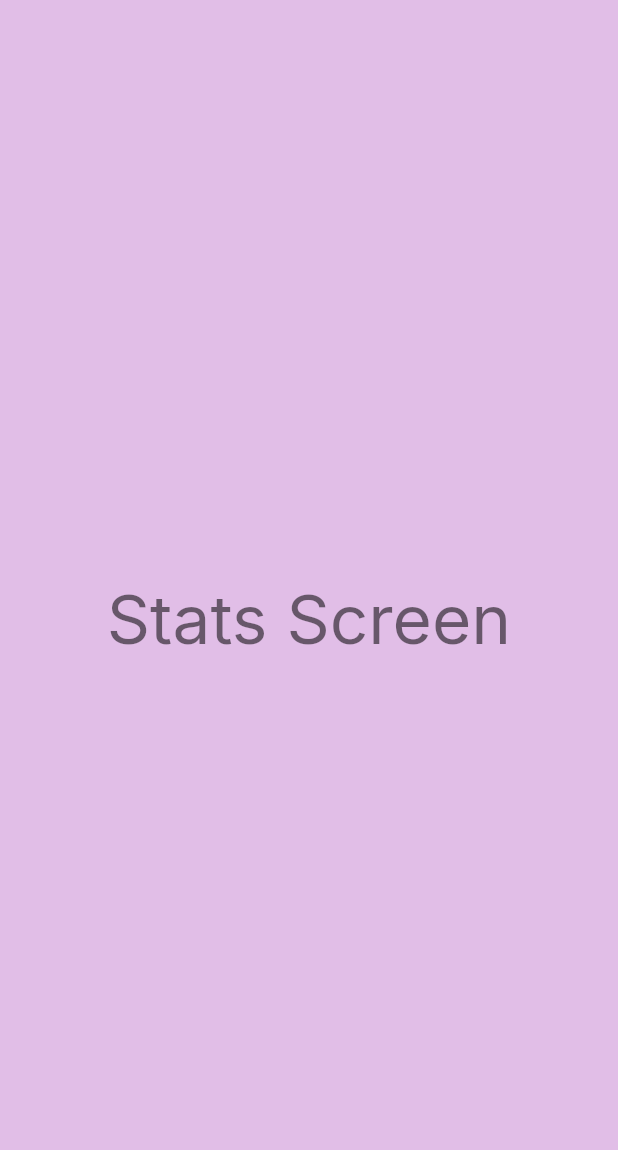
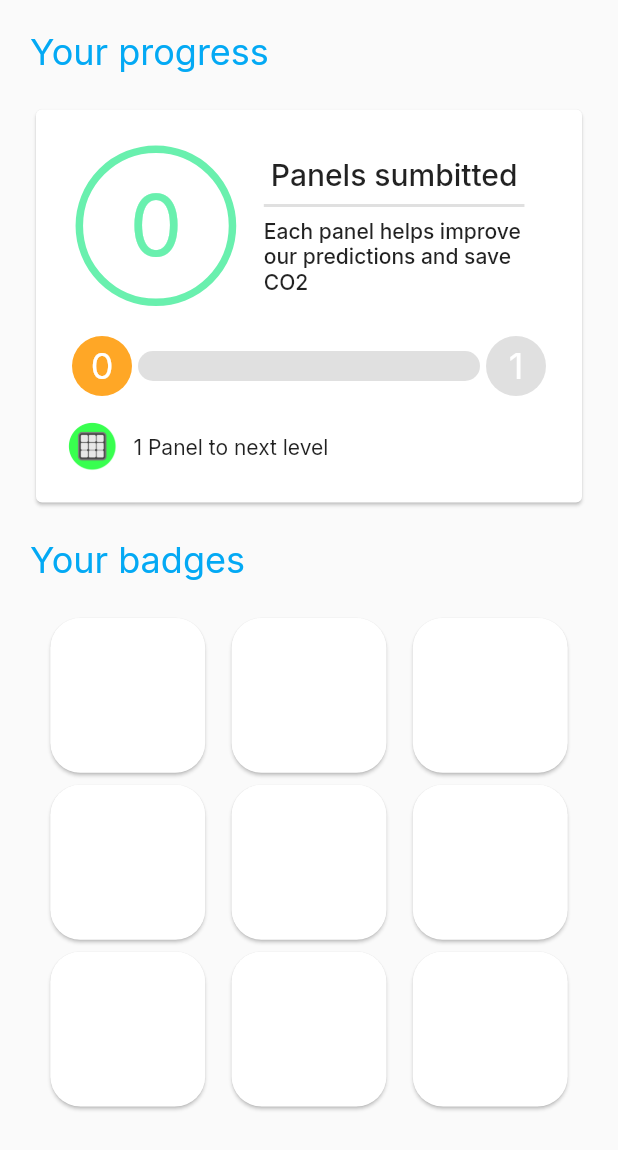
Before and after one commit to openclimatefix/bigsolarhunt, a Flutter app: the StatsScreen screen opened directly, on a phone screen of 412 x 824 dp. Shown: the top 1150 px of the screen. Run offline on Flutter 3.47's test engine with Material 2 defaults, Android fonts, the light colour scheme and no system bars; drawn by our look-alikes of step_progress_indicator; our stand-ins replace google_fonts, google_maps_flutter, image_picker, location, progress_state_button, shared_preferences and 1 more; missing offline and left inert: google_maps_cluster_manager, image_fade; accounts and stored records are empty; network calls fail.

Commit message:
Stats screen

```diff
--- /dev/null
+++ b/lib/Progress/progress_utilities.dart
@@ -0,0 +1,63 @@
+/*
+Constants and functions defining the number of panels required to reach each level
+and various helper functions to access these values
+*/
+
+int maxPanels = 100000;
+
+List levelToPanels = [
+  0,
+  1,
+  3,
+  8,
+  15,
+  25,
+  37,
+  51,
+  67,
+  87,
+  115,
+  147,
+  185,
+  227,
+  273,
+  325,
+  385,
+  455,
+  535,
+  625,
+  725,
+  845,
+  985,
+  1130,
+  1300,
+  1500,
+  1800,
+  2200,
+  2600,
+  3400,
+  4400,
+  5700,
+  8000,
+  10000,
+  20000,
+  50000,
+  maxPanels
+];
+// e.g. level 2 (levelToPanels[2]) will return 3 panels
+// TODO: find ideal difficulty curve (e^x?) and make this a generator
+
+int panelsToLevel(numPanels) {
+  // Function to return the current level given the number of panels
+  var currentLevel = 0;
+  for (int i = 0; i < levelToPanels.length - 1; i++) {
+    if (levelToPanels[i] <= numPanels && numPanels < levelToPanels[i + 1]) {
+      currentLevel = i;
+      break;
+    } else if (numPanels >= maxPanels) {
+      currentLevel = levelToPanels.length - 1;
+      break;
+    }
+  }
+  return currentLevel;
+}
--- a/lib/Screens/OnboardingScreen/OnboardingScreenWidgets/indicator.dart
+++ b/lib/Screens/OnboardingScreen/OnboardingScreenWidgets/indicator.dart
@@ -1,5 +1,4 @@
 import 'package:flutter/material.dart';
-
 import 'package:step_progress_indicator/step_progress_indicator.dart';
 
 class Indicator extends StatelessWidget {
--- /dev/null
+++ b/lib/Screens/StatsScreen/StatsScreenWidgets/BadgeGrid/BadgeGridWidgets/badge_card.dart
@@ -0,0 +1,19 @@
+import 'package:flutter/material.dart';
+
+class BadgeCard extends StatelessWidget {
+  const BadgeCard({
+    Key key,
+  }) : super(key: key);
+
+  @override
+  Widget build(BuildContext context) {
+    double length = MediaQuery.of(context).size.width * 0.27;
+    return Container(
+      width: length,
+      height: length,
+      child: Card(
+          shape: RoundedRectangleBorder(
+              borderRadius: BorderRadius.all(Radius.circular(20)))),
+    );
+  }
+}
--- /dev/null
+++ b/lib/Screens/StatsScreen/StatsScreenWidgets/BadgeGrid/badge_grid.dart
@@ -0,0 +1,26 @@
+import 'package:flutter/material.dart';
+
+import 'BadgeGridWidgets/badge_card.dart';
+
+class BadgeGrid extends StatelessWidget {
+  const BadgeGrid({
+    Key key,
+  }) : super(key: key);
+
+  @override
+  Widget build(BuildContext context) {
+    return Column(
+      children: <Widget>[
+        Row(
+            mainAxisAlignment: MainAxisAlignment.spaceEvenly,
+            children: <Widget>[BadgeCard(), BadgeCard(), BadgeCard()]),
+        Row(
+            mainAxisAlignment: MainAxisAlignment.spaceEvenly,
+            children: <Widget>[BadgeCard(), BadgeCard(), BadgeCard()]),
+        Row(
+            mainAxisAlignment: MainAxisAlignment.spaceEvenly,
+            children: <Widget>[BadgeCard(), BadgeCard(), BadgeCard()])
+      ],
+    );
+  }
+}
--- /dev/null
+++ b/lib/Screens/StatsScreen/StatsScreenWidgets/ProgressCard/ProgressCardWidgets/progress_card_body.dart
@@ -0,0 +1,105 @@
+import 'package:flutter/material.dart';
+import 'package:step_progress_indicator/step_progress_indicator.dart';
+
+import 'package:solar_streets/Progress/progress_utilities.dart';
+import 'package:solar_streets/Services/database_services.dart';
+
+class ProgressCardBody extends StatefulWidget {
+  const ProgressCardBody({Key key}) : super(key: key);
+
+  @override
+  _ProgressCardBodyState createState() => _ProgressCardBodyState();
+}
+
+class _ProgressCardBodyState extends State<ProgressCardBody> {
+  DatabaseProvider panelDatabase = DatabaseProvider.databaseProvider;
+  int _userPanels = 0;
+
+  @override
+  void initState() {
+    super.initState();
+
+    panelDatabase.getUserPanelCount().then((value) {
+      setState(() {
+        _userPanels = value;
+      });
+    }).catchError((error) {
+      print(error);
+    });
+  }
+
+  @override
+  Widget build(BuildContext context) {
+    return Row(
+      children: <Widget>[
+        LevelIndicator(numPanels: _userPanels, isLeftIndicator: true),
+        Expanded(child: ProgressBar(numPanels: _userPanels)),
+        LevelIndicator(
+          numPanels: _userPanels,
+          isLeftIndicator: false,
+        )
+      ],
+    );
+  }
+}
+
+class LevelIndicator extends StatelessWidget {
+  final int numPanels;
+  final bool isLeftIndicator;
+
+  const LevelIndicator(
+      {Key key, @required this.numPanels, @required this.isLeftIndicator})
+      : super(key: key);
+
+  @override
+  Widget build(BuildContext context) {
+    final int currentLevel = panelsToLevel(numPanels);
+
+    return Container(
+        width: 40,
+        height: 40,
+        margin: EdgeInsets.all(4),
+        decoration: BoxDecoration(
+            shape: BoxShape.circle,
+            color: isLeftIndicator
+                ? Theme.of(context).accentColor
+                : Colors.black12),
+        child: Center(
+            child: Text(
+                isLeftIndicator
+                    ? (currentLevel).toString()
+                    : (currentLevel + 1).toString(),
+                style: Theme.of(context)
+                    .textTheme
+                    .headline5
+                    .copyWith(color: Colors.white))));
+  }
+}
+
+class ProgressBar extends StatelessWidget {
+  final int numPanels;
+
+  const ProgressBar({Key key, @required this.numPanels}) : super(key: key);
+
+  @override
+  Widget build(BuildContext context) {
+    final int currentLevel = panelsToLevel(numPanels);
+    final int panelsForCurrentLevel = levelToPanels[currentLevel];
+    final int panelsForNextLevel = levelToPanels[currentLevel + 1];
+
+    return StepProgressIndicator(
+      padding: 0,
+      totalSteps: panelsForNextLevel - panelsForCurrentLevel,
+      currentStep: numPanels - panelsForCurrentLevel,
+      size: 20,
+      selectedColor: Colors.amber,
+      unselectedColor: Colors.black12,
+      roundedEdges: Radius.circular(10),
+      selectedGradientColor: LinearGradient(
+        begin: Alignment.topLeft,
+        end: Alignment.bottomRight,
+        colors: [Theme.of(context).accentColor, Colors.yellow],
+      ),
+    );
+  }
+}
--- /dev/null
+++ b/lib/Screens/StatsScreen/StatsScreenWidgets/ProgressCard/ProgressCardWidgets/progress_card_footer.dart
@@ -0,0 +1,55 @@
+import 'package:flutter/material.dart';
+
+import 'package:solar_streets/Progress/progress_utilities.dart';
+import 'package:solar_streets/Services/database_services.dart';
+
+class ProgressCardFooter extends StatefulWidget {
+  const ProgressCardFooter({Key key}) : super(key: key);
+
+  @override
+  _ProgressCardFooterState createState() => _ProgressCardFooterState();
+}
+
+class _ProgressCardFooterState extends State<ProgressCardFooter> {
+  DatabaseProvider panelDatabase = DatabaseProvider.databaseProvider;
+  int _userPanels = 0;
+
+  @override
+  void initState() {
+    super.initState();
+
+    panelDatabase.getUserPanelCount().then((value) {
+      setState(() {
+        _userPanels = value;
+      });
+    }).catchError((error) {
+      print(error);
+    });
+  }
+
+  @override
+  Widget build(BuildContext context) {
+    final int currentLevel = panelsToLevel(_userPanels);
+    final int panelsForNextLevel = levelToPanels[currentLevel + 1];
+    final int panelsToNextLevel = panelsForNextLevel - _userPanels;
+
+    return Container(
+        child: Row(
+      mainAxisAlignment: MainAxisAlignment.start,
+      children: <Widget>[
+        Container(
+            margin: EdgeInsets.only(right: 10),
+            width: 35,
+            height: 35,
+            decoration: BoxDecoration(
+                image: DecorationImage(
+                    image: AssetImage('assets/panel-icon-light.png')))),
+        Text(
+            panelsToNextLevel == 1
+                ? "$panelsToNextLevel Panel to next level"
+                : "$panelsToNextLevel Panels to next level",
+            style: Theme.of(context).textTheme.bodyText2)
+      ],
+    ));
+  }
+}
--- /dev/null
+++ b/lib/Screens/StatsScreen/StatsScreenWidgets/ProgressCard/ProgressCardWidgets/progress_card_header.dart
@@ -0,0 +1,119 @@
+import 'package:flutter/material.dart';
+
+import 'package:solar_streets/Progress/progress_utilities.dart';
+import 'package:solar_streets/Services/database_services.dart';
+
+class ProgressCardHeader extends StatelessWidget {
+  const ProgressCardHeader({Key key}) : super(key: key);
+
+  @override
+  Widget build(BuildContext context) {
+    return Row(
+      mainAxisAlignment: MainAxisAlignment.spaceEvenly,
+      children: <Widget>[PanelCountDisplay(), ProgressCardHeaderText()],
+    );
+  }
+}
+
+class PanelCountDisplay extends StatelessWidget {
+  const PanelCountDisplay({Key key}) : super(key: key);
+
+  @override
+  Widget build(BuildContext context) {
+    return Container(
+        height: MediaQuery.of(context).size.width * 0.26,
+        width: MediaQuery.of(context).size.width * 0.26,
+        padding: EdgeInsets.all(10),
+        decoration: BoxDecoration(
+            border: Border.all(color: Colors.greenAccent, width: 5),
+            shape: BoxShape.circle),
+        child: Center(child: PanelCountDisplayText()));
+  }
+}
+
+class PanelCountDisplayText extends StatefulWidget {
+  const PanelCountDisplayText({Key key}) : super(key: key);
+
+  @override
+  _PanelCountDisplayTextState createState() => _PanelCountDisplayTextState();
+}
+
+class _PanelCountDisplayTextState extends State<PanelCountDisplayText> {
+  DatabaseProvider panelDatabase = DatabaseProvider.databaseProvider;
+  int _userPanels = 0;
+
+  @override
+  void initState() {
+    super.initState();
+
+    panelDatabase.getUserPanelCount().then((value) {
+      setState(() {
+        _userPanels = value;
+      });
+    }).catchError((error) {
+      print(error);
+    });
+  }
+
+  @override
+  Widget build(BuildContext context) {
+    if (_userPanels <= 99) {
+      return Text(_userPanels.toString(),
+          style: Theme.of(context)
+              .textTheme
+              .headline2
+              .copyWith(color: Colors.greenAccent));
+    } else if (_userPanels <= 999) {
+      return Text(_userPanels.toString(),
+          style: Theme.of(context)
+              .textTheme
+              .headline4
+              .copyWith(color: Colors.greenAccent));
+    } else if (_userPanels <= 9999) {
+      return Text(_userPanels.toString(),
+          style: Theme.of(context)
+              .textTheme
+              .headline5
+              .copyWith(color: Colors.greenAccent));
+    } else if (_userPanels <= maxPanels) {
+      return Text(_userPanels.toString(),
+          style: Theme.of(context)
+              .textTheme
+              .headline6
+              .copyWith(color: Colors.greenAccent));
+    } else {
+      return Text((maxPanels - 1).toString(),
+          style: Theme.of(context)
+              .textTheme
+              .headline5
+              .copyWith(color: Colors.greenAccent));
+    }
+  }
+}
+
+class ProgressCardHeaderText extends StatelessWidget {
+  const ProgressCardHeaderText({
+    Key key,
+  }) : super(key: key);
+
+  @override
+  Widget build(BuildContext context) {
+    return Container(
+        padding: EdgeInsets.all(12),
+        width: MediaQuery.of(context).size.width * 0.48,
+        child: Column(
+          children: <Widget>[
+            Text(
+              "Panels sumbitted",
+              style: Theme.of(context).textTheme.headline6,
+              textAlign: TextAlign.left,
+            ),
+            Divider(thickness: 2),
+            Text(
+              "Each panel helps improve our predictions and save CO2",
+              style: Theme.of(context).textTheme.bodyText1,
+            )
+          ],
+        ));
+  }
+}
--- /dev/null
+++ b/lib/Screens/StatsScreen/StatsScreenWidgets/ProgressCard/progress_card.dart
@@ -0,0 +1,25 @@
+import 'package:flutter/material.dart';
+
+import 'ProgressCardWidgets/progress_card_body.dart';
+import 'ProgressCardWidgets/progress_card_header.dart';
+import 'ProgressCardWidgets/progress_card_footer.dart';
+import 'package:solar_streets/Progress/progress_utilities.dart';
+
+class ProgressCard extends StatelessWidget {
+  final int numPanelsSubmitted = 44;
+  const ProgressCard({Key key}) : super(key: key);
+
+  @override
+  Widget build(BuildContext context) {
+    return Card(
+        child: Padding(
+            padding: EdgeInsets.all(20),
+            child: Column(children: <Widget>[
+              ProgressCardHeader(),
+              Padding(
+                  padding: EdgeInsets.only(top: 12, bottom: 12),
+                  child: ProgressCardBody()),
+              ProgressCardFooter()
+            ])));
+  }
+}
--- a/lib/Screens/StatsScreen/stats_screen.dart
+++ b/lib/Screens/StatsScreen/stats_screen.dart
@@ -1,4 +1,7 @@
 import 'package:flutter/material.dart';
+
+import 'StatsScreenWidgets/ProgressCard/progress_card.dart';
+import 'StatsScreenWidgets/BadgeGrid/badge_grid.dart';
 
 class StatsScreen extends StatefulWidget {
   const StatsScreen({
@@ -13,14 +16,26 @@ class _StatsScreenState extends State<StatsScreen> {
   @override
   Widget build(BuildContext context) {
     return Scaffold(
-      backgroundColor: Colors.purple[100],
-      body: Container(
-        padding: const EdgeInsets.all(32.0),
-        alignment: Alignment.center,
-        child: Center(
-            child: Text('Stats Screen',
-                style: Theme.of(context).textTheme.headline3)),
-      ),
-    );
+        body: ListView(children: <Widget>[
+      Padding(
+          padding: EdgeInsets.all(20),
+          child: Text("Your progress",
+              style: Theme.of(context)
+                  .textTheme
+                  .headline5
+                  .copyWith(color: Colors.lightBlue),
+              textAlign: TextAlign.left)),
+      Padding(
+          padding: EdgeInsets.only(left: 20, right: 20), child: ProgressCard()),
+      Padding(
+          padding: EdgeInsets.all(20),
+          child: Text("Your badges",
+              style: Theme.of(context)
+                  .textTheme
+                  .headline5
+                  .copyWith(color: Colors.lightBlue),
+              textAlign: TextAlign.left)),
+      Padding(padding: EdgeInsets.only(left: 20, right: 20), child: BadgeGrid())
+    ]));
   }
 }
--- a/lib/Services/database_services.dart
+++ b/lib/Services/database_services.dart
@@ -3,7 +3,9 @@ import 'package:google_maps_flutter/google_maps_flutter.dart';
 import 'package:http/http.dart' as http;
 import 'package:sqflite/sqflite.dart';
 import 'package:path/path.dart';
+
 import '../Model/solar_panel.dart';
+import 'package:solar_streets/Progress/progress_utilities.dart';
 
 class DatabaseProvider {
   DatabaseProvider._();
@@ -120,6 +122,18 @@ class DatabaseProvider {
     return panelData;
   }
 
+  Future<int> getUserPanelCount() async {
+    final Database db = await database;
+    final List<Map<String, dynamic>> result =
+        await db.rawQuery("SELECT COUNT (*) FROM $_userPanelTableName");
+    int count = Sqflite.firstIntValue(result);
+    if (count >= maxPanels) {
+      return (count - maxPanels);
+    } else {
+      return count;
+    }
+  }
+
   Future<void> insertUserPanel(SolarPanel newPanel) async {
     final Database db = await database;
     await db.insert(_userPanelTableName, newPanel.toMapNoID());
--- a/lib/main.dart
+++ b/lib/main.dart
@@ -14,7 +14,7 @@ Future<void> main() async {
   SharedPreferences prefs = await SharedPreferences.getInstance();
   initScreen = await prefs.getInt("initScreen");
   await prefs.setInt("initScreen", 1);
-  print('initScreen ${initScreen}');
+  print('initScreen $initScreen');
   runApp(MyApp());
 }
 
```
